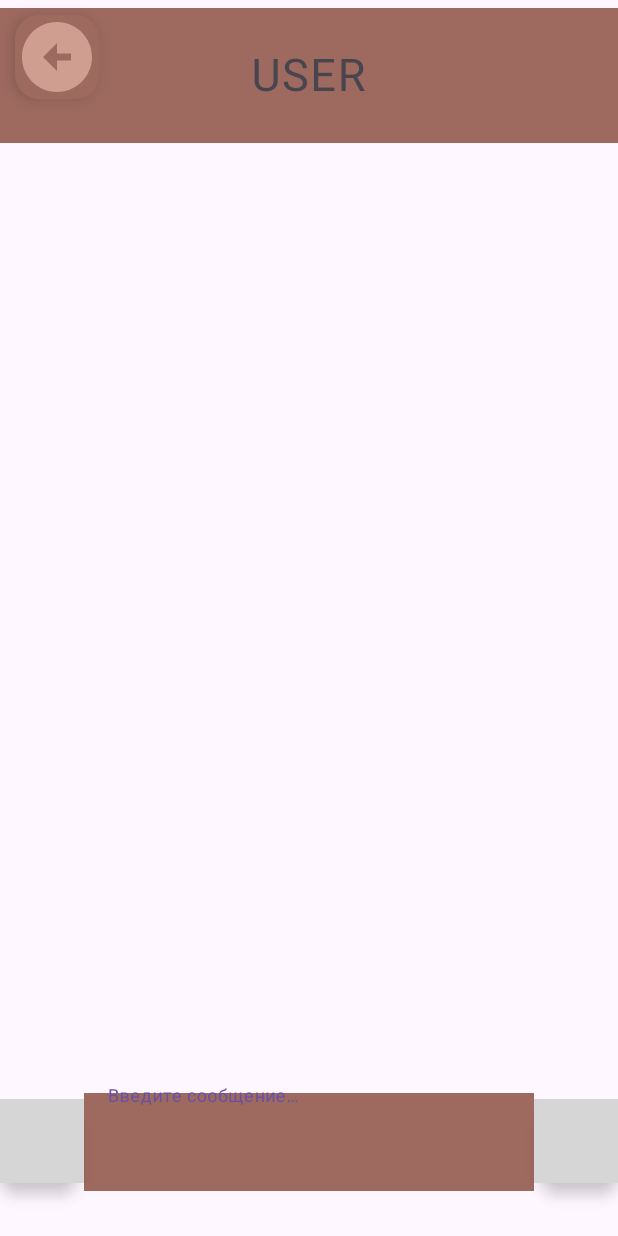
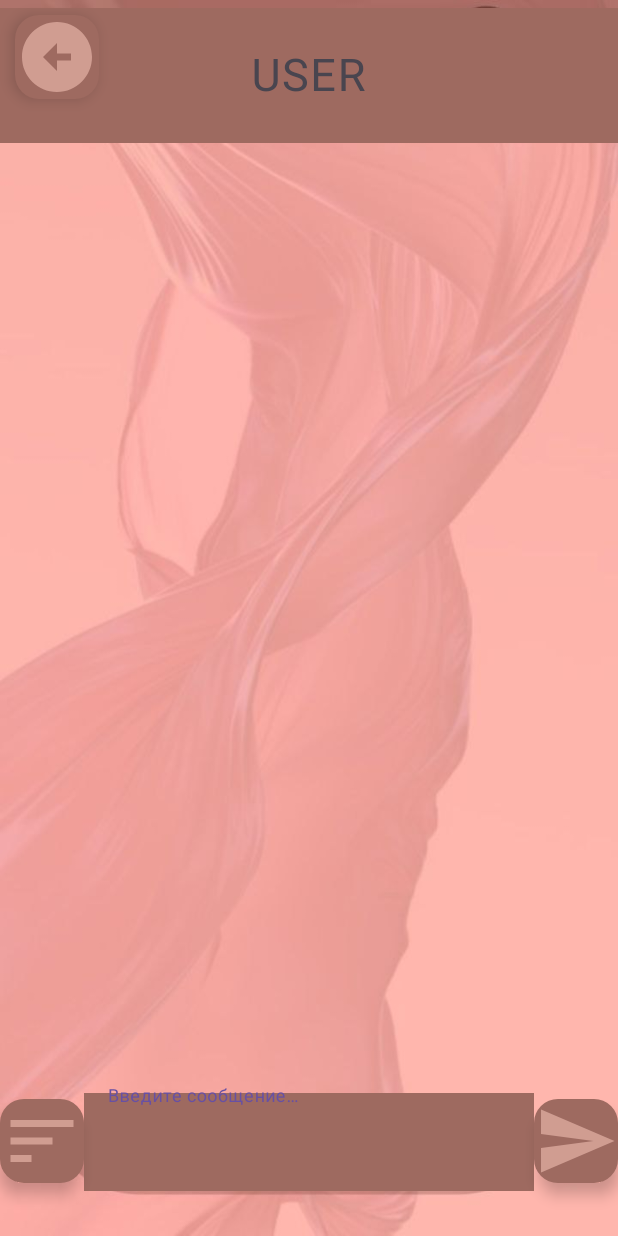
Before and after one commit to dipsomask/TANISMA, an Android app: the UsersChat screen opened directly, with no data from a screen before it, on a phone screen of 412 x 824 dp. Run offline under Robolectric (Android 15) with nearby library versions, the light colour scheme and no system bars.

Commit message:
пизд*ц исправлен v2

```diff
--- a/app/src/main/res/layout/activity_users_chat.xml
+++ b/app/src/main/res/layout/activity_users_chat.xml
@@ -5,6 +5,7 @@
     android:id="@+id/userChatLayout"
     android:layout_width="match_parent"
     android:layout_height="match_parent"
+    android:background="@drawable/userchat_layout"
     tools:context=".UsersChat">
 
     <com.google.android.material.floatingactionbutton.FloatingActionButton
@@ -17,7 +18,7 @@
         android:backgroundTint="#9E6A60"
         android:clickable="true"
         android:focusable="true"
-        android:foreground="@drawable/ic_userSend"
+        android:foreground="@drawable/ic_usersend"
         android:tint="@color/fonemaincolor"
         app:fabSize="mini"
         tools:ignore="ImageContrastCheck"
@@ -40,7 +41,9 @@
             android:background="#9E6A60"
             android:backgroundTint="#9E6A60"
             android:hint="@string/hint"
-            android:importantForAutofill="no"/>
+            android:inputType="text|number"
+            android:importantForAutofill="no"
+            tools:ignore="VisualLintTextFieldSize" />
     </com.google.android.material.textfield.TextInputLayout>
 
     <com.google.android.material.floatingactionbutton.FloatingActionButton
@@ -53,7 +56,7 @@
         android:backgroundTint="#9E6A60"
         android:clickable="true"
         android:focusable="true"
-        android:foreground="@drawable/ic_userUpload"
+        android:foreground="@drawable/ic_userupload"
         android:tint="@color/fonemaincolor"
         app:fabSize="mini"
         tools:ignore="ImageContrastCheck"
@@ -92,7 +95,9 @@
             android:background="#9E6A60"
             android:gravity="center"
             android:textSize="30sp"
-            android:importantForAutofill="no"/>
+            android:inputType="text|number"
+            android:importantForAutofill="no"
+            tools:ignore="VisualLintTextFieldSize" />
     </com.google.android.material.textfield.TextInputLayout>
 
     <ListView
```
